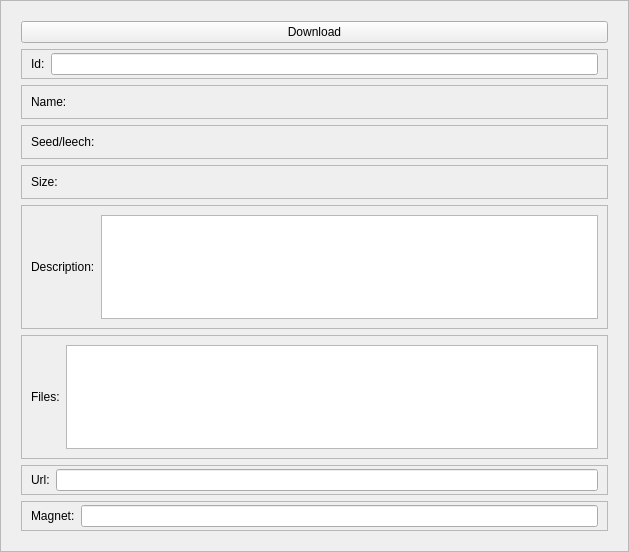
Qt form weboob/applications/qcineoob/ui/torrent.ui (laurentb/weboob) before a commit.
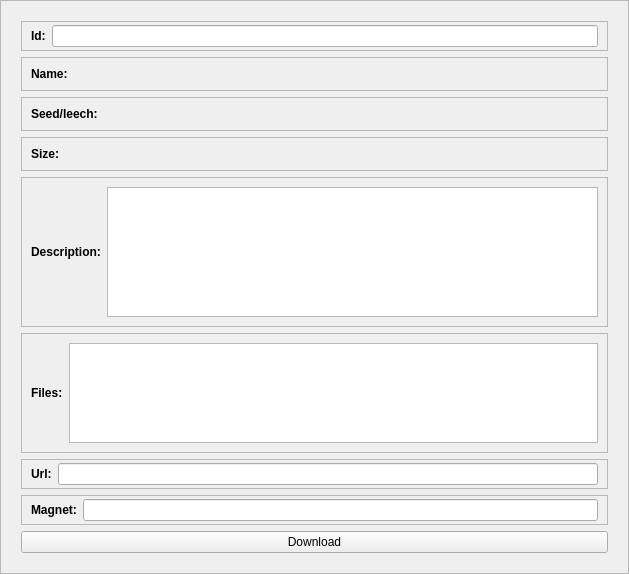
The same form after that commit.

```diff
--- a/weboob/applications/qcineoob/ui/torrent.ui
+++ b/weboob/applications/qcineoob/ui/torrent.ui
@@ -7,7 +7,7 @@
     <x>0</x>
     <y>0</y>
     <width>629</width>
-    <height>552</height>
+    <height>571</height>
    </rect>
   </property>
   <property name="sizePolicy">
@@ -18,8 +18,8 @@
   </property>
   <property name="maximumSize">
    <size>
-    <width>2000</width>
-    <height>600</height>
+    <width>10000</width>
+    <height>10000</height>
    </size>
   </property>
   <property name="windowTitle">
@@ -37,7 +37,7 @@
      <property name="maximumSize">
       <size>
        <width>16777215</width>
-       <height>600</height>
+       <height>10000</height>
       </size>
      </property>
      <property name="frameShape">
@@ -47,13 +47,6 @@
       <enum>QFrame::Raised</enum>
      </property>
      <layout class="QVBoxLayout" name="verticalLayout">
-      <item>
-       <widget class="QPushButton" name="downloadButton">
-        <property name="text">
-         <string>Download</string>
-        </property>
-       </widget>
-      </item>
       <item>
        <widget class="QFrame" name="idFrame">
         <property name="maximumSize">
@@ -77,6 +70,12 @@
          </property>
          <item>
           <widget class="QLabel" name="label_9">
+           <property name="font">
+            <font>
+             <weight>75</weight>
+             <bold>true</bold>
+            </font>
+           </property>
            <property name="text">
             <string>Id:</string>
            </property>
@@ -112,6 +111,12 @@
         <layout class="QHBoxLayout" name="horizontalLayout_9">
          <item>
           <widget class="QLabel" name="label_7">
+           <property name="font">
+            <font>
+             <weight>75</weight>
+             <bold>true</bold>
+            </font>
+           </property>
            <property name="text">
             <string>Name:</string>
            </property>
@@ -144,6 +149,12 @@
         <layout class="QHBoxLayout" name="horizontalLayout_2">
          <item>
           <widget class="QLabel" name="label_3">
+           <property name="font">
+            <font>
+             <weight>75</weight>
+             <bold>true</bold>
+            </font>
+           </property>
            <property name="text">
             <string>Seed/leech:</string>
            </property>
@@ -176,6 +187,12 @@
         <layout class="QHBoxLayout" name="horizontalLayout_6">
          <item>
           <widget class="QLabel" name="label_4">
+           <property name="font">
+            <font>
+             <weight>75</weight>
+             <bold>true</bold>
+            </font>
+           </property>
            <property name="text">
             <string>Size:</string>
            </property>
@@ -193,10 +210,16 @@
       </item>
       <item>
        <widget class="QFrame" name="frame_8">
+        <property name="minimumSize">
+         <size>
+          <width>0</width>
+          <height>150</height>
+         </size>
+        </property>
         <property name="maximumSize">
          <size>
           <width>16777215</width>
-          <height>200</height>
+          <height>500</height>
          </size>
         </property>
         <property name="frameShape">
@@ -208,6 +231,12 @@
         <layout class="QHBoxLayout" name="horizontalLayout_8">
          <item>
           <widget class="QLabel" name="label_6">
+           <property name="font">
+            <font>
+             <weight>75</weight>
+             <bold>true</bold>
+            </font>
+           </property>
            <property name="text">
             <string>Description:</string>
            </property>
@@ -221,6 +250,12 @@
       </item>
       <item>
        <widget class="QFrame" name="frame_5">
+        <property name="minimumSize">
+         <size>
+          <width>0</width>
+          <height>120</height>
+         </size>
+        </property>
         <property name="maximumSize">
          <size>
           <width>16777215</width>
@@ -236,6 +271,12 @@
         <layout class="QHBoxLayout" name="horizontalLayout_5">
          <item>
           <widget class="QLabel" name="label_2">
+           <property name="font">
+            <font>
+             <weight>75</weight>
+             <bold>true</bold>
+            </font>
+           </property>
            <property name="text">
             <string>Files:</string>
            </property>
@@ -270,6 +311,12 @@
          </property>
          <item>
           <widget class="QLabel" name="label_5">
+           <property name="font">
+            <font>
+             <weight>75</weight>
+             <bold>true</bold>
+            </font>
+           </property>
            <property name="text">
             <string>Url:</string>
            </property>
@@ -304,6 +351,12 @@
          </property>
          <item>
           <widget class="QLabel" name="label_8">
+           <property name="font">
+            <font>
+             <weight>75</weight>
+             <bold>true</bold>
+            </font>
+           </property>
            <property name="text">
             <string>Magnet:</string>
            </property>
@@ -315,6 +368,13 @@
         </layout>
        </widget>
       </item>
+      <item>
+       <widget class="QPushButton" name="downloadButton">
+        <property name="text">
+         <string>Download</string>
+        </property>
+       </widget>
+      </item>
      </layout>
     </widget>
    </item>
```
